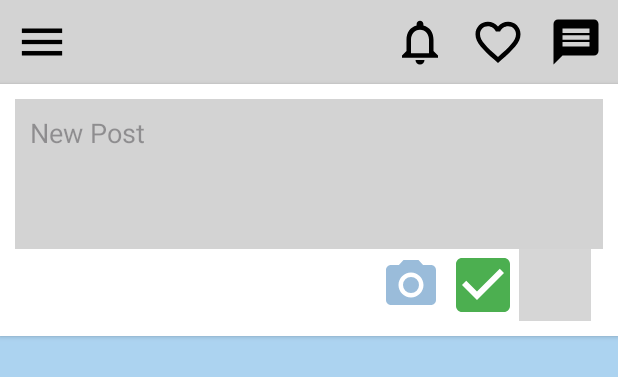
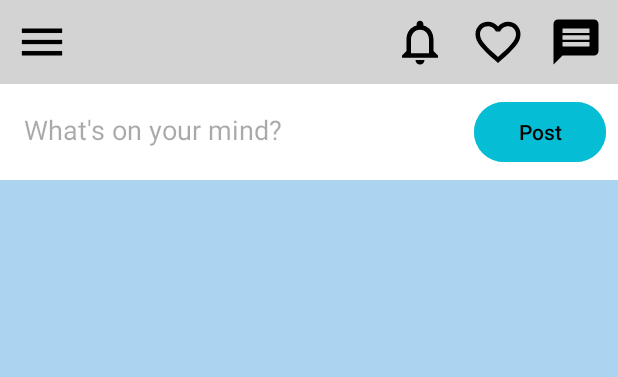
Before and after one commit to U210709718/UriFoodie, an Android app: the layout fragment_home_page.xml on its own in the app's theme, with its tools: preview values and no code run, on a phone screen of 412 x 824 dp. Shown: the top 377 px of the screen. Run offline under Robolectric (Android 15) with nearby library versions, the phone set to English and light mode, and no system bars; grey boxes are pictures that could not be loaded.

Commit message:
post classes and xml files with related posts are updated..

```diff
--- a/UriFoodie/app/build.gradle
+++ b/UriFoodie/app/build.gradle
@@ -46,6 +46,9 @@ dependencies {
     // Add the dependencies for any other desired Firebase products
     // https://firebase.google.com/docs/android/setup#available-libraries
 
+    implementation 'com.squareup.retrofit2:retrofit:2.9.0'
+    implementation 'com.squareup.retrofit2:converter-gson:2.9.0'
+
     implementation libs.appcompat
     implementation libs.material
     implementation libs.activity
--- a/UriFoodie/app/src/main/res/layout/fragment_home_page.xml
+++ b/UriFoodie/app/src/main/res/layout/fragment_home_page.xml
@@ -8,7 +8,6 @@
     android:background="@color/lightBlue"
     tools:context=".HomePageFragment">
 
-    <!-- Top App Bar -->
     <!-- Top App Bar -->
     <LinearLayout
         android:id="@+id/topAppBar"
@@ -79,79 +78,43 @@
 
     <!-- Post Input Section -->
     <LinearLayout
-        android:id="@+id/newPostSection"
+        android:id="@+id/postInputSection"
         android:layout_width="0dp"
         android:layout_height="wrap_content"
-        android:orientation="vertical"
+        android:orientation="horizontal"
+        android:padding="8dp"
         android:background="@color/white"
-        android:padding="10dp"
-        android:elevation="2dp"
         app:layout_constraintTop_toBottomOf="@id/topAppBar"
         app:layout_constraintStart_toStartOf="parent"
         app:layout_constraintEnd_toEndOf="parent">
 
         <EditText
             android:id="@+id/newPostInput"
-            android:layout_width="match_parent"
-            android:layout_height="100dp"
-            android:background="@color/lightGray"
-            android:gravity="top"
-            android:hint="New Post"
-            android:padding="10dp" />
+            android:layout_width="0dp"
+            android:layout_height="wrap_content"
+            android:layout_weight="1"
+            android:hint="What's on your mind?"
+            android:padding="8dp"
+            android:background="@android:color/white"
+            android:layout_marginEnd="8dp"
+            android:drawablePadding="4dp"/>
 
-        <LinearLayout
+        <Button
+            android:id="@+id/btnPost"
             android:layout_width="wrap_content"
             android:layout_height="wrap_content"
-            android:orientation="horizontal"
-            android:layout_gravity="end">
-
-            <ImageView
-                android:id="@+id/cameraButton"
-                android:layout_width="48dp"
-                android:layout_height="match_parent"
-                android:clickable="true"
-                android:focusable="true"
-                android:src="@drawable/baseline_camera_alt_24"
-                app:tint="#568FC1"
-                android:contentDescription="Open Camera"/>
-
-            <EditText
-                android:id="@+id/urlInput"
-                android:layout_width="150dp"
-                android:layout_height="wrap_content"
-                android:hint="Enter Image URL"
-                android:visibility="gone" />  <!-- Initially hidden -->
-
-            <ImageView
-                android:id="@+id/submitPostButton"
-                android:layout_width="48dp"
-                android:layout_height="48dp"
-                android:clickable="true"
-                android:focusable="true"
-                android:src="@drawable/baseline_check_box_24"
-                app:tint="@color/green"
-                android:contentDescription="Post" />
-
-            <ImageView
-                android:id="@+id/cancelPostButton"
-                android:layout_width="48dp"
-                android:layout_height="48dp"
-                android:layout_marginEnd="8dp"
-                android:clickable="true"
-                android:focusable="true"
-                android:src="@drawable/baseline_cancel_presentation_24"
-                app:tint="@color/red"
-                android:contentDescription="Cancel"/>
-        </LinearLayout>
+            android:text="Post"
+            android:backgroundTint="@color/blue"
+            android:textColor="@android:color/black" />
     </LinearLayout>
 
-    <!-- Posts Section -->
+    <!-- RecyclerView  for Posts -->
     <androidx.recyclerview.widget.RecyclerView
         android:id="@+id/postList"
         android:layout_width="0dp"
         android:layout_height="0dp"
         android:padding="10dp"
-        app:layout_constraintTop_toBottomOf="@id/newPostSection"
+        app:layout_constraintTop_toBottomOf="@id/postInputSection"
         app:layout_constraintStart_toStartOf="parent"
         app:layout_constraintEnd_toEndOf="parent"
         app:layout_constraintBottom_toBottomOf="parent" />
```
Also changed, not shown: UriFoodie/app/src/main/AndroidManifest.xml (+9 -1 lines), UriFoodie/app/src/main/java/com/example/urifoodie/Post.java (+41 -5 lines), UriFoodie/app/src/main/java/com/example/urifoodie/PostActivity.java (added, +107 -0 lines), UriFoodie/app/src/main/java/com/example/urifoodie/PostListRecyclerViewAdapter.java (+12 -0 lines), UriFoodie/app/src/main/res/layout/activity_post.xml (added, +87 -0 lines), UriFoodie/app/src/main/res/layout/item_post.xml (+51 -11 lines).
